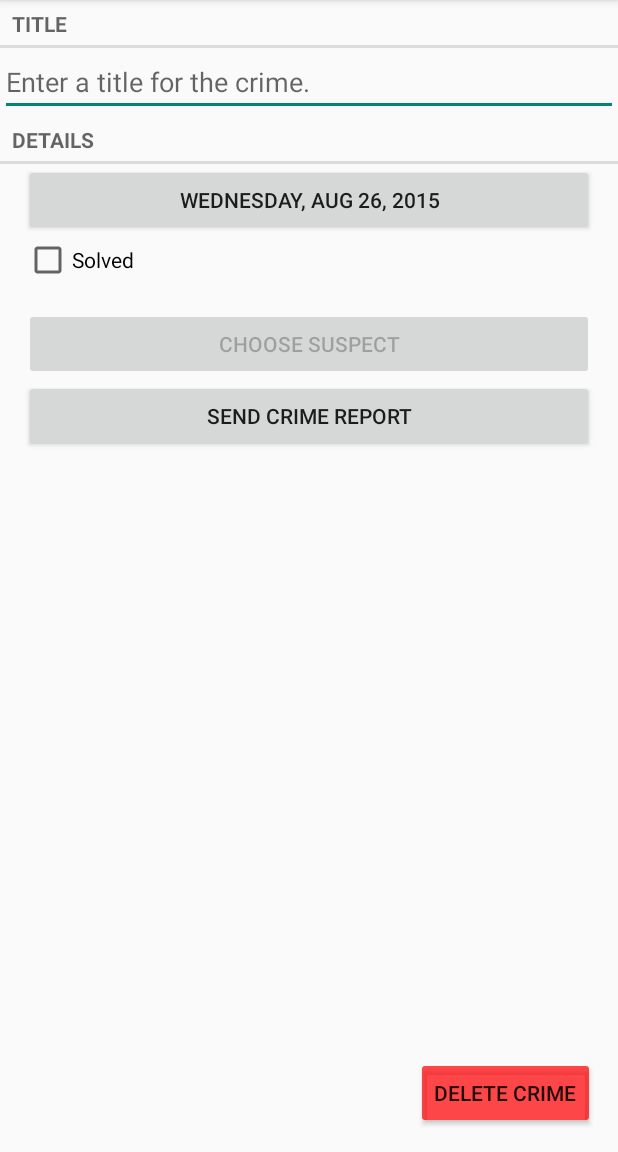
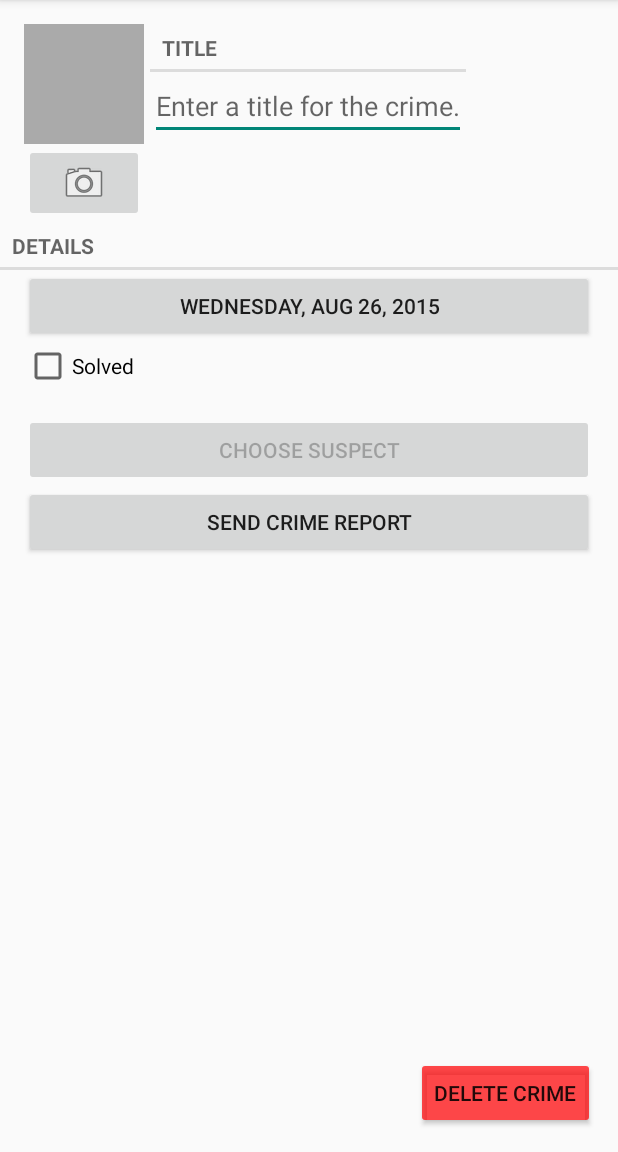
Before and after one commit to veader/BNR-CriminalIntent, an Android app: the CrimeFragment screen opened directly, with no data from a screen before it, on a phone screen of 412 x 824 dp, the part 84-1236 px from its top. Run offline under Robolectric (Android 15) with nearby library versions, the phone set to English and light mode, and no system bars.

Commit message:
Chapter 16: Finished

```diff
--- a/app/src/main/AndroidManifest.xml
+++ b/app/src/main/AndroidManifest.xml
@@ -2,6 +2,10 @@
 <manifest xmlns:android="http://schemas.android.com/apk/res/android"
     package="com.sjm.cardiomems.android.crimintalintent" >
 
+    <uses-permission android:name="android.permission.READ_EXTERNAL_STORAGE"
+                     android:maxSdkVersion="18" />
+    <uses-feature android:name="android.hardware.camera"
+                  android:required="false" />
     <application
         android:allowBackup="true"
         android:icon="@mipmap/ic_launcher"
--- a/app/src/main/java/com/sjm/cardiomems/android/crimintalintent/Crime.java
+++ b/app/src/main/java/com/sjm/cardiomems/android/crimintalintent/Crime.java
@@ -66,5 +66,7 @@ public class Crime {
         mSuspect = suspect;
     }
 
-
+    public String getPhotoFilename() {
+        return "IMG_" + getId().toString() + ".jpg";
+    }
 }
--- a/app/src/main/java/com/sjm/cardiomems/android/crimintalintent/CrimeFragment.java
+++ b/app/src/main/java/com/sjm/cardiomems/android/crimintalintent/CrimeFragment.java
@@ -4,10 +4,11 @@ import android.app.Activity;
 import android.content.Intent;
 import android.content.pm.PackageManager;
 import android.database.Cursor;
+import android.graphics.Bitmap;
 import android.net.Uri;
 import android.os.Bundle;
-// import android.app.Fragment;
 import android.provider.ContactsContract;
+import android.provider.MediaStore;
 import android.support.v4.app.Fragment;
 import android.support.v4.app.FragmentManager;
 import android.support.v4.app.ShareCompat;
@@ -20,6 +21,10 @@ import android.widget.Button;
 import android.widget.CheckBox;
 import android.widget.CompoundButton;
 import android.widget.EditText;
+import android.widget.ImageButton;
+import android.widget.ImageView;
+
+import java.io.File;
 import java.util.Date;
 import java.util.UUID;
 
@@ -30,13 +35,18 @@ public class CrimeFragment extends Fragment {
 
     private static final int REQUEST_DATE = 0;
     private static final int REQUEST_CONTACT = 1;
+    private static final int REQUEST_PHOTO= 2;
 
     private Crime mCrime;
+    private File mPhotoFile;
+
     private EditText mTitleField;
     private Button mDateButton;
     private Button mReportButton;
     private Button mSuspectButton;
     private CheckBox mSolvedCheckBox;
+    private ImageButton mPhotoButton;
+    private ImageView mPhotoView;
 
     public static CrimeFragment newInstance(UUID crimeId) {
         Bundle args = new Bundle();
@@ -80,6 +90,8 @@ public class CrimeFragment extends Fragment {
             } finally {
                 c.close();
             }
+        } else if (requestCode == REQUEST_PHOTO) {
+            updatePhotoView();
         }
     }
 
@@ -95,6 +107,8 @@ public class CrimeFragment extends Fragment {
 
         UUID crimeId = (UUID) getArguments().getSerializable(ARG_CRIME_ID);
         mCrime = CrimeLab.get(getActivity()).getCrime(crimeId);
+
+        mPhotoFile = CrimeLab.get(getActivity()).getPhotoFile(mCrime);
 
 //        if (getArguments() != null) {
 //            mParam1 = getArguments().getString(ARG_PARAM1);
@@ -191,6 +205,25 @@ public class CrimeFragment extends Fragment {
             mSuspectButton.setEnabled(false);
         }
 
+        mPhotoButton = (ImageButton) v.findViewById(R.id.crime_camera);
+        final Intent captureImage = new Intent(MediaStore.ACTION_IMAGE_CAPTURE);
+        boolean canTakePhoto = mPhotoFile != null && captureImage.resolveActivity(packageManager) != null;
+        mPhotoButton.setEnabled(canTakePhoto);
+        if (canTakePhoto) {
+            Uri uri = Uri.fromFile(mPhotoFile);
+            captureImage.putExtra(MediaStore.EXTRA_OUTPUT, uri);
+        }
+        mPhotoButton.setOnClickListener(new View.OnClickListener() {
+            @Override
+            public void onClick(View v) {
+                startActivityForResult(captureImage, REQUEST_PHOTO);
+            }
+        });
+
+        mPhotoView = (ImageView) v.findViewById(R.id.crime_photo);
+        updatePhotoView();
+
+
         return v;
     }
 
@@ -213,4 +246,13 @@ public class CrimeFragment extends Fragment {
         return report;
     }
 
+    private void updatePhotoView() {
+        if (mPhotoFile == null || !mPhotoFile.exists()) {
+            mPhotoView.setImageDrawable(null);
+        } else {
+            Bitmap bitmap = PictureUtils.getScaledBitmap(mPhotoFile.getPath(), getActivity());
+            mPhotoView.setImageBitmap(bitmap);
+        }
+    }
+
 }
--- a/app/src/main/java/com/sjm/cardiomems/android/crimintalintent/CrimeLab.java
+++ b/app/src/main/java/com/sjm/cardiomems/android/crimintalintent/CrimeLab.java
@@ -4,10 +4,13 @@ import android.content.ContentValues;
 import android.content.Context;
 import android.database.Cursor;
 import android.database.sqlite.SQLiteDatabase;
+import android.os.Environment;
+
 import com.sjm.cardiomems.android.crimintalintent.database.CrimeBaseHelper;
 import com.sjm.cardiomems.android.crimintalintent.database.CrimeCursorWrapper;
 import com.sjm.cardiomems.android.crimintalintent.database.CrimeDbSchema.CrimeTable;
 
+import java.io.File;
 import java.util.ArrayList;
 import java.util.List;
 import java.util.UUID;
@@ -100,4 +103,12 @@ public class CrimeLab {
         return new CrimeCursorWrapper(cursor);
     }
 
+    public File getPhotoFile(Crime crime) {
+        File externalFilesDir = mContext.getExternalFilesDir(Environment.DIRECTORY_PICTURES);
+        if (externalFilesDir == null) {
+            return null;
+        }
+        return new File(externalFilesDir, crime.getPhotoFilename());
+    }
+
 }
--- /dev/null
+++ b/app/src/main/java/com/sjm/cardiomems/android/crimintalintent/PictureUtils.java
@@ -0,0 +1,36 @@
+package com.sjm.cardiomems.android.crimintalintent;
+
+import android.app.Activity;
+import android.graphics.Bitmap;
+import android.graphics.BitmapFactory;
+import android.graphics.Point;
+
+public class PictureUtils {
+    public static Bitmap getScaledBitmap(String path, Activity activity) {
+        Point size = new Point();
+        activity.getWindowManager().getDefaultDisplay().getSize(size);
+        return getScaledBitmap(path, size.x, size.y);
+    }
+
+    public static Bitmap getScaledBitmap(String path, int destWidth, int destHeight) {
+        // Read in the dimensions of the image on disk
+        BitmapFactory.Options options = new BitmapFactory.Options();
+        options.inJustDecodeBounds = true;
+        BitmapFactory.decodeFile(path, options);
+        float srcWidth = options.outWidth;
+        float srcHeight = options.outHeight;
+        // Figure out how much to scale down by
+        int inSampleSize = 1;
+        if (srcHeight > destHeight || srcWidth > destWidth) {
+            if (srcWidth > srcHeight) {
+                inSampleSize = Math.round(srcHeight / destHeight);
+            } else {
+                inSampleSize = Math.round(srcWidth / destWidth);
+            }
+        }
+        options = new BitmapFactory.Options();
+        options.inSampleSize = inSampleSize;
+        // Read in and create final bitmap
+        return BitmapFactory.decodeFile(path, options);
+    }
+}
--- a/app/src/main/res/layout-land/fragment_crime.xml
+++ b/app/src/main/res/layout-land/fragment_crime.xml
@@ -3,17 +3,26 @@
               android:layout_height="match_parent"
               android:orientation="vertical"
     >
-    <TextView
+    <LinearLayout
+        android:orientation="horizontal"
         android:layout_width="match_parent"
-        android:layout_height="wrap_content"
-        android:text="@string/crime_title_label"
-        style="?android:listSeparatorTextViewStyle"
-        />
-    <EditText android:id="@+id/crime_title"
-              android:layout_width="match_parent"
-              android:layout_height="wrap_content"
-              android:hint="@string/crime_title_hint"
-        />
+        android:layout_height="wrap_content">
+        <LinearLayout
+            android:layout_width="wrap_content"
+            android:layout_height="wrap_content"
+            android:layout_weight="2">
+            <include layout="@layout/view_camera_and_title"/>
+        </LinearLayout>
+        <Button
+            android:id="@+id/delete_crime"
+            android:text="@string/delete_crime"
+            android:layout_width="wrap_content"
+            android:layout_height="wrap_content"
+            android:layout_marginTop="6dp"
+            android:layout_marginRight="16dp"
+            android:layout_weight="1"
+            android:backgroundTint="#b7ff0004"/>
+    </LinearLayout>
     <TextView
         android:layout_width="match_parent"
         android:layout_height="wrap_content"
@@ -41,10 +50,10 @@
     </LinearLayout>
     <LinearLayout
         android:layout_width="match_parent"
+        android:layout_height="wrap_content"
         android:layout_marginTop="16dp"
         android:layout_marginLeft="16dp"
         android:layout_marginRight="16dp"
-        android:layout_height="wrap_content"
         android:orientation="horizontal">
         <Button
             android:id="@+id/crime_suspect"
@@ -61,4 +70,5 @@
             android:layout_weight="1"
             />
     </LinearLayout>
+
 </LinearLayout>
--- a/app/src/main/res/layout/fragment_crime.xml
+++ b/app/src/main/res/layout/fragment_crime.xml
@@ -3,17 +3,7 @@
               android:layout_height="match_parent"
               android:orientation="vertical"
     >
-    <TextView
-        android:layout_width="match_parent"
-        android:layout_height="wrap_content"
-        android:text="@string/crime_title_label"
-        style="?android:listSeparatorTextViewStyle"
-        />
-    <EditText android:id="@+id/crime_title"
-              android:layout_width="match_parent"
-              android:layout_height="wrap_content"
-              android:hint="@string/crime_title_hint"
-        />
+    <include layout="@layout/view_camera_and_title" />
     <TextView
         android:layout_width="match_parent"
         android:layout_height="wrap_content"
--- /dev/null
+++ b/app/src/main/res/layout/view_camera_and_title.xml
@@ -0,0 +1,43 @@
+<?xml version="1.0" encoding="utf-8"?>
+<LinearLayout xmlns:android="http://schemas.android.com/apk/res/android"
+              android:layout_width="match_parent"
+              android:layout_height="wrap_content"
+              android:layout_marginLeft="16dp"
+              android:layout_marginTop="16dp">
+    <LinearLayout
+        android:orientation="vertical"
+        android:layout_width="wrap_content"
+        android:layout_height="wrap_content"
+        android:layout_marginRight="4dp">
+
+        <ImageView
+            android:id="@+id/crime_photo"
+            android:layout_width="80dp"
+            android:layout_height="80dp"
+            android:scaleType="centerCrop"
+            android:background="@android:color/darker_gray"
+            android:cropToPadding="true"/>
+        <ImageButton
+            android:id="@+id/crime_camera"
+            android:layout_width="match_parent"
+            android:layout_height="wrap_content"
+            android:src="@android:drawable/ic_menu_camera"/>
+    </LinearLayout>
+    <LinearLayout
+        android:orientation="vertical"
+        android:layout_width="wrap_content"
+        android:layout_height="wrap_content">
+        <TextView
+            android:layout_width="match_parent"
+            android:layout_height="wrap_content"
+            android:text="@string/crime_title_label"
+            style="?android:listSeparatorTextViewStyle"
+            />
+        <EditText android:id="@+id/crime_title"
+                  android:layout_width="match_parent"
+                  android:layout_height="wrap_content"
+                  android:hint="@string/crime_title_hint"
+            />
+
+    </LinearLayout>
+</LinearLayout>
```
